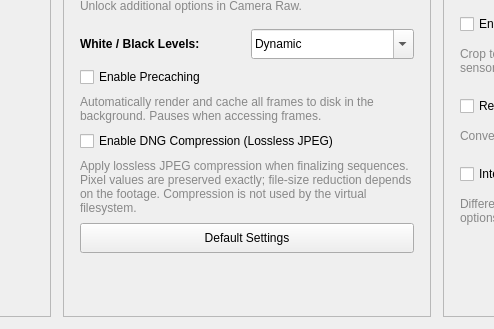
First picture: the form in ui/mainwindow.ui, repository LeonardSander/motioncam-fs, before the edit; both pictures show x 697 to 1191 and y 411 to 740 of the 1520 by 740 pixel window.
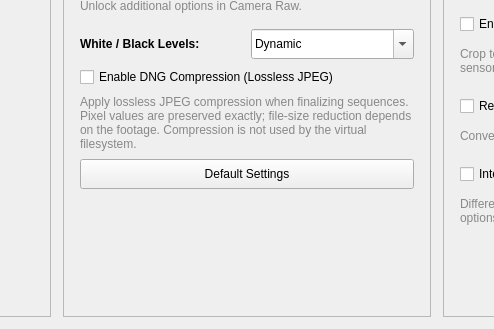
Second picture: the form after the edit.

Commit message: chore: remove precaching remains

What changed in the file:
```diff
--- a/ui/mainwindow.ui
+++ b/ui/mainwindow.ui
@@ -516,33 +516,6 @@
            </item>
           </layout>
          </item>
-         <item>
-        <layout class="QVBoxLayout" name="precacheSection">
-         <property name="spacing">
-          <number>8</number>
-         </property>
-         <item>
-          <widget class="QCheckBox" name="precacheCheckBox">
-           <property name="text">
-            <string>Enable Precaching</string>
-           </property>
-           <property name="checked">
-            <bool>false</bool>
-           </property>
-          </widget>
-         </item>
-         <item>
-          <widget class="QLabel" name="precacheLabel">
-           <property name="text">
-            <string>&lt;html&gt;&lt;head/&gt;&lt;body&gt;&lt;p&gt;&lt;span style=&quot; font-size:9pt; color:#888888;&quot;&gt;Automatically render and cache all frames to disk in the background. Pauses when accessing frames.&lt;/span&gt;&lt;/p&gt;&lt;/body&gt;&lt;/html&gt;</string>
-           </property>
-           <property name="wordWrap">
-            <bool>true</bool>
-           </property>
-          </widget>
-         </item>
-        </layout>
-       </item>
        <item>
         <layout class="QVBoxLayout" name="compressionSection">
          <property name="spacing">
```
The commit also changes 2 other files.
